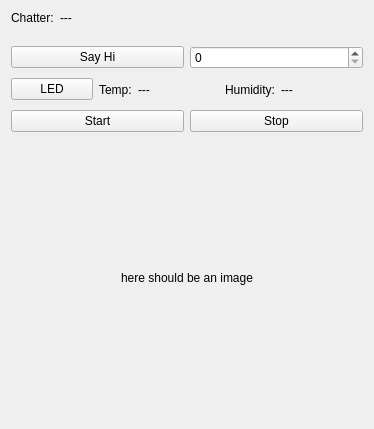
The window that include/bfmc_dashboard/dashboard_gui.ui (euhenn/bfmc_dashboard) describes before a commit, drawn with Qt 5.
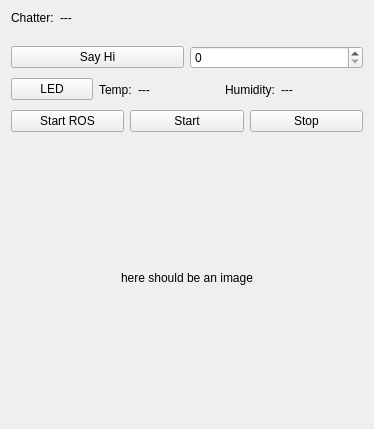
The same window after the commit.

Diff of the .ui file:
```diff
--- a/include/bfmc_dashboard/dashboard_gui.ui
+++ b/include/bfmc_dashboard/dashboard_gui.ui
@@ -99,6 +99,13 @@
    </item>
    <item>
     <layout class="QHBoxLayout" name="horizontalLayout_3">
+     <item>
+      <widget class="QPushButton" name="startROS">
+       <property name="text">
+        <string>Start ROS</string>
+       </property>
+      </widget>
+     </item>
      <item>
       <widget class="QPushButton" name="startbutton">
        <property name="text">
```
